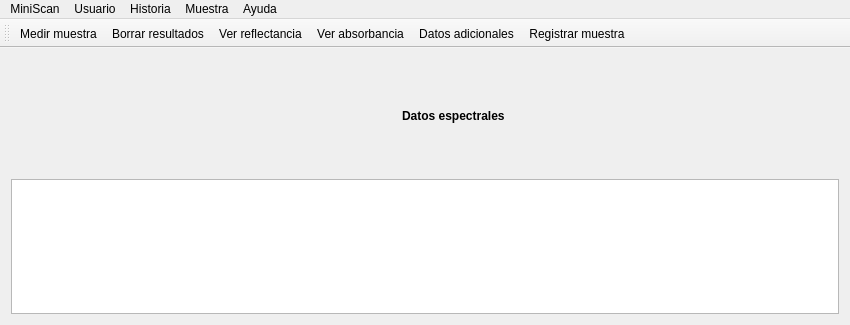
This is mainwindow.ui in Gabnz/Spectrasoft as Qt 5 draws it before an edit. The edited form follows.
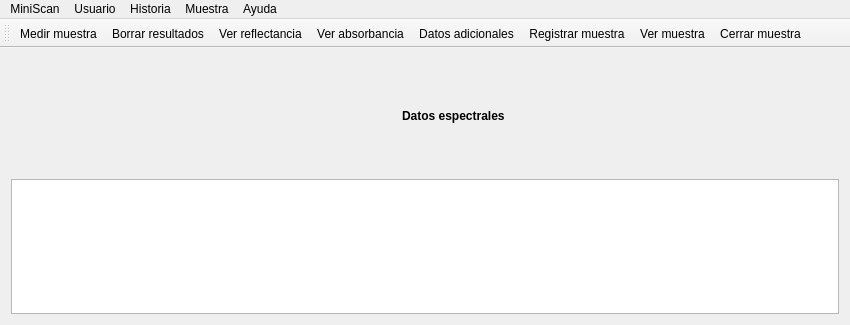
This is the edited form. Icons and pictures are not drawn.

The edit to the form file:
```diff
--- a/mainwindow.ui
+++ b/mainwindow.ui
@@ -299,6 +299,8 @@
    <addaction name="actionVer_absorbancia"/>
    <addaction name="actionDatos_adicionales"/>
    <addaction name="actionRegistrar_muestra"/>
+   <addaction name="actionVer_muestra"/>
+   <addaction name="actionCerrar_muestra"/>
   </widget>
   <action name="actionConectar">
    <property name="icon">
```
